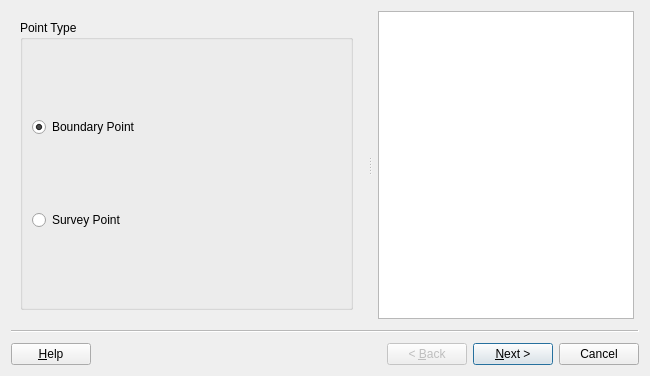
Before: the Qt Designer form asistente_ladm_col/ui/wiz_add_points_cadastre.ui in SwissTierrasColombia/Asistente-LADM-COL, drawn with Qt 5.
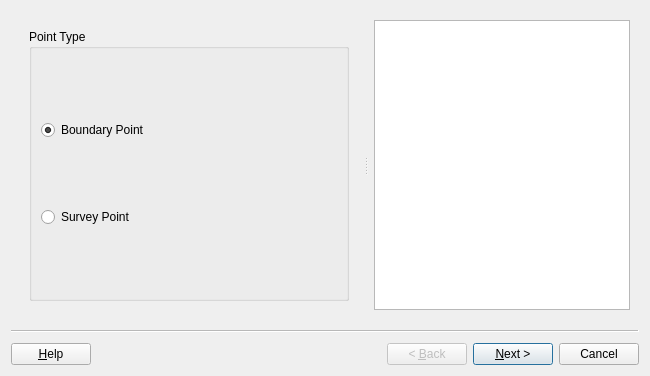
After: the same form once the commit is applied. Custom widgets are drawn as their Qt base class.

Commit message: [gui] Set margin and layer combobox width

```diff
--- a/asistente_ladm_col/ui/wiz_add_points_cadastre.ui
+++ b/asistente_ladm_col/ui/wiz_add_points_cadastre.ui
@@ -24,17 +24,8 @@
     <string/>
    </property>
    <layout class="QGridLayout" name="gridLayout">
-    <property name="leftMargin">
-     <number>0</number>
-    </property>
-    <property name="topMargin">
-     <number>0</number>
-    </property>
-    <property name="rightMargin">
-     <number>5</number>
-    </property>
-    <property name="bottomMargin">
-     <number>0</number>
+    <property name="margin">
+     <number>9</number>
     </property>
     <item row="0" column="0">
      <widget class="QSplitter" name="splitter">
```
Left out of the diff: 28 changed lines with no effect on the pictures. The commit also changes 1 other file.
